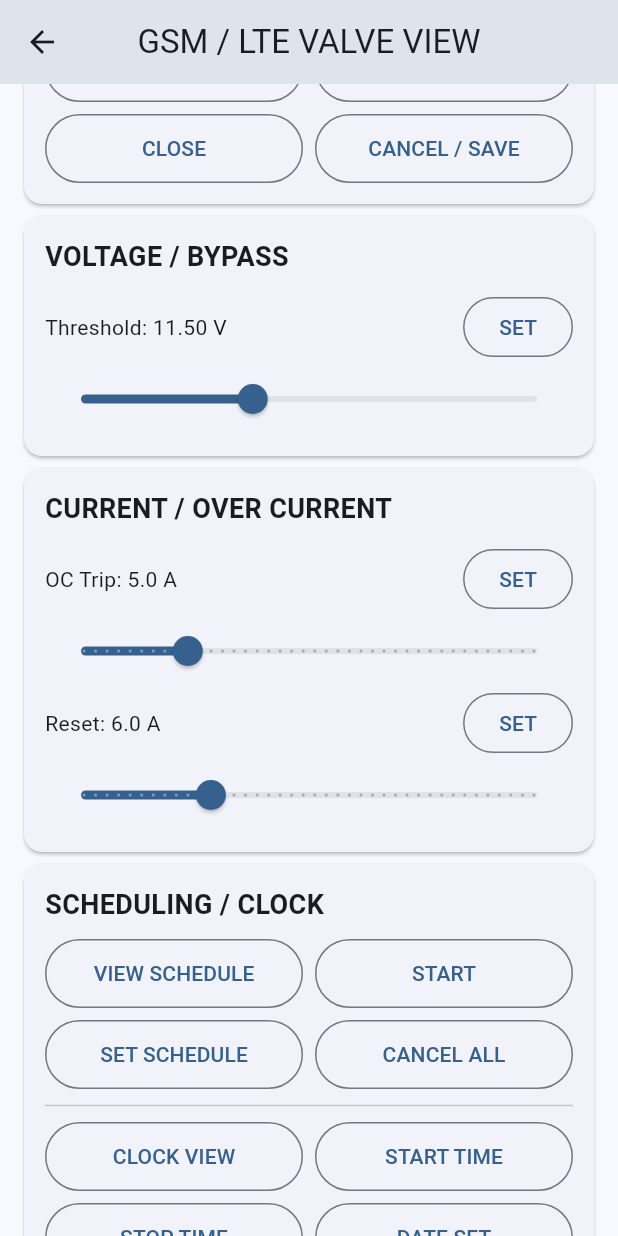
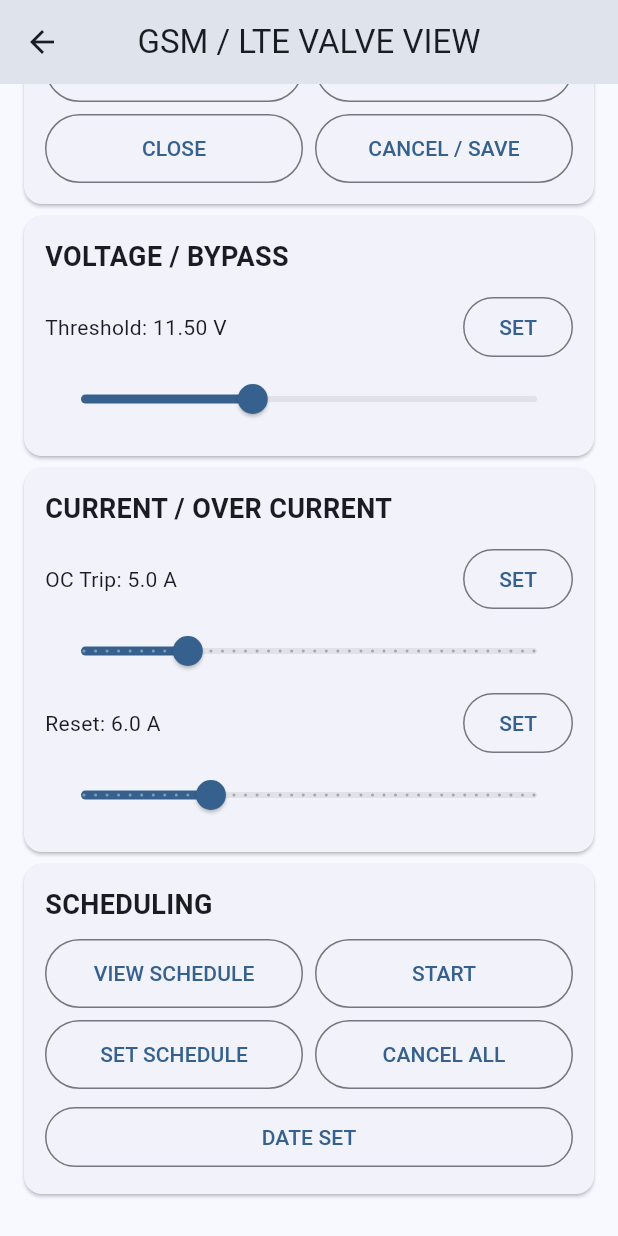
Before and after one commit to shreekanthraj-collab/muncipal-apk, a Flutter app: the ValveViewScreen screen opened directly, scrolled down 993 dp, on a phone screen of 412 x 824 dp. Run offline on Flutter 3.47's test engine with Material 3 defaults, Android fonts, the phone set to English and light mode, and no system bars; our stand-ins replace flutter_map, geolocator, latlong2, shared_preferences; missing offline and left inert: mqtt_client; accounts and stored records are empty.

Commit message:
fix: simplify scheduling controls on gsm and lora

```diff
--- a/lib/screens/valve_view_screen.dart
+++ b/lib/screens/valve_view_screen.dart
@@ -268,16 +268,12 @@ class _ValveViewScreenState extends State<ValveViewScreen> {
     Slider(value: ocReset, min: 0.5, max: 20, divisions: 39, onChanged: (v) => setState(() => ocReset = v)),
   ]));
 
-  Widget _scheduleCard() => _card('SCHEDULING / CLOCK', Column(children: [
+  Widget _scheduleCard() => _card('SCHEDULING', Column(children: [
     Row(children: [Expanded(child: _small('VIEW SCHEDULE', () => send('GET_SCHEDULE'))), const SizedBox(width: 8), Expanded(child: _small('START', () => send('SCHEDULE_START')))]),
     const SizedBox(height: 8),
     Row(children: [Expanded(child: _small('SET SCHEDULE', _setSchedule)), const SizedBox(width: 8), Expanded(child: _small('CANCEL ALL', () => send('CLR_SCHEDULE')))]),
-    const Divider(height: 22),
-    Row(children: [Expanded(child: _small('CLOCK VIEW', () => send('CLOCK_VIEW'))), const SizedBox(width: 8), Expanded(child: _small('START TIME', () => send('START_TIME')))]),
     const SizedBox(height: 8),
-    Row(children: [Expanded(child: _small('STOP TIME', () => send('STOP_TIME'))), const SizedBox(width: 8), Expanded(child: _small('DATE SET', _setClock))]),
-    const SizedBox(height: 8),
-    SizedBox(width: double.infinity, child: OutlinedButton(onPressed: () => send('WEEK'), child: const Text('WEEK'))),
+    SizedBox(width: double.infinity, child: OutlinedButton(onPressed: _setClock, child: const Text('DATE SET'))),
   ]));
 
   Future<void> _setClock() async {
```
